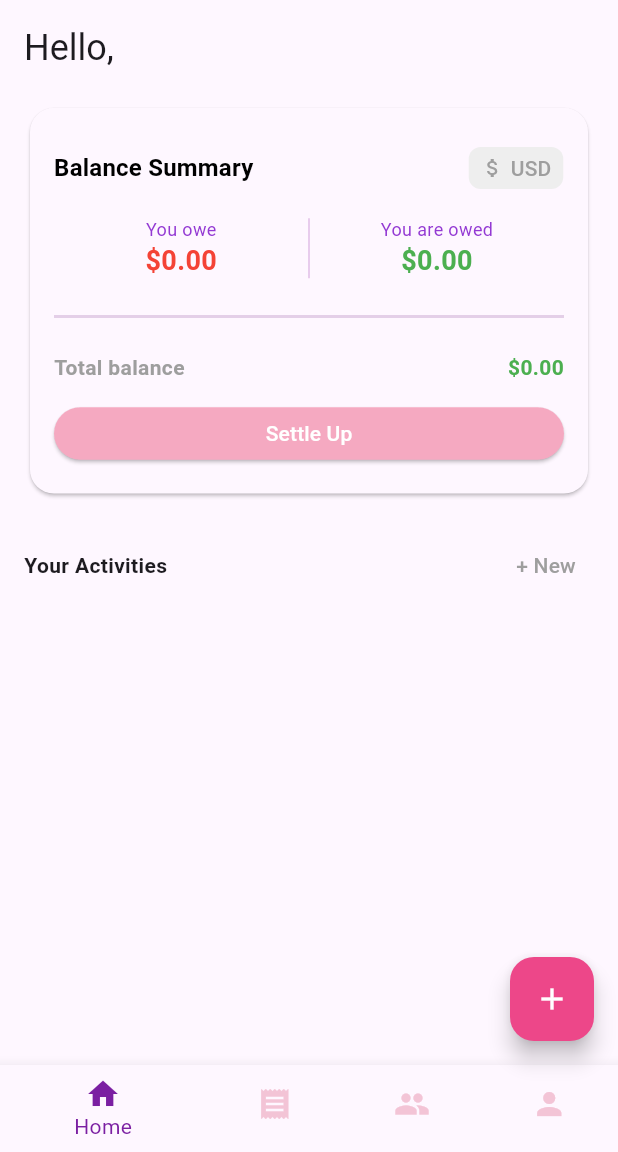
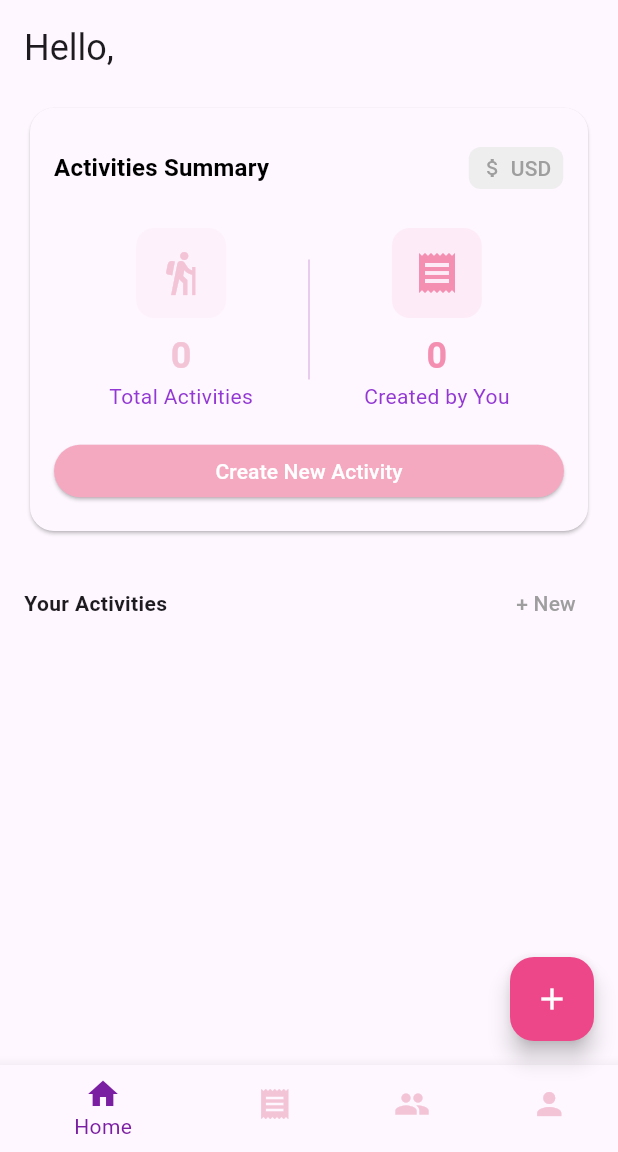
Before and after one commit to wangyt0119/Ka-Ching-flutter-firebase-, a Flutter app: the screen it shows once a user with an empty profile is signed in, on a phone screen of 412 x 824 dp, the part 84-1236 px from its top. Run offline on Flutter 3.47's test engine with Material 3 defaults, Android fonts, the phone set to English and light mode, and no system bars; our stand-ins replace cloud_firestore, cross_file, firebase_auth, firebase_core, firebase_database, fl_chart and 5 more; accounts and stored records are empty; network calls fail.

Commit message:
Change balance summary to activity summary

```diff
--- a/lib/screens/home/user_home.dart
+++ b/lib/screens/home/user_home.dart
@@ -302,7 +302,7 @@ class _UserHomePageState extends State<UserHomePage> {
                     mainAxisAlignment: MainAxisAlignment.spaceBetween,
                     children: [
                       Text(
-                        "Balance Summary",
+                        "Activities Summary",
                         style: Theme.of(
                           context,
                         ).textTheme.titleMedium?.copyWith(
@@ -337,33 +337,47 @@ class _UserHomePageState extends State<UserHomePage> {
                       ),
                     ],
                   ),
-                  const SizedBox(height: 8),
+                  const SizedBox(height: 16),
                   Row(
                     children: [
                       Expanded(
                         child: Column(
                           crossAxisAlignment: CrossAxisAlignment.center,
                           children: [
+                            Container(
+                              width: 60,
+                              height: 60,
+                              decoration: BoxDecoration(
+                                color: AppTheme.primaryColor.withOpacity(0.1),
+                                borderRadius: BorderRadius.circular(12),
+                              ),
+                              child: Icon(
+                                Icons.hiking,
+                                color: AppTheme.primaryColor,
+                                size: 32,
+                              ),
+                            ),
+                            const SizedBox(height: 8),
                             Text(
-                              "You owe",
-                              style: TextStyle(
-                                color: Theme.of(context).colorScheme.secondary,
-                                fontSize: 12,
+                              "${activities.length}",
+                              style: const TextStyle(
+                                fontSize: 24,
+                                fontWeight: FontWeight.bold,
+                                color: AppTheme.primaryColor,
                               ),
                             ),
                             Text(
-                              _formatAmount(youOwe),
-                              style: const TextStyle(
-                                color: Colors.red,
-                                fontSize: 18,
-                                fontWeight: FontWeight.bold,
+                              "Total Activities",
+                              style: TextStyle(
+                                color: Theme.of(context).colorScheme.secondary,
+                                fontSize: 14,
                               ),
                             ),
                           ],
                         ),
                       ),
                       Container(
-                        height: 40,
+                        height: 80,
                         width: 1,
                         color: AppTheme.dividerColor,
                       ),
@@ -371,19 +385,33 @@ class _UserHomePageState extends State<UserHomePage> {
                         child: Column(
                           crossAxisAlignment: CrossAxisAlignment.center,
                           children: [
+                            Container(
+                              width: 60,
+                              height: 60,
+                              decoration: BoxDecoration(
+                                color: AppTheme.accentColor.withOpacity(0.1),
+                                borderRadius: BorderRadius.circular(12),
+                              ),
+                              child: Icon(
+                                Icons.receipt,
+                                color: AppTheme.accentColor,
+                                size: 32,
+                              ),
+                            ),
+                            const SizedBox(height: 8),
                             Text(
-                              "You are owed",
-                              style: TextStyle(
-                                color: Theme.of(context).colorScheme.secondary,
-                                fontSize: 12,
+                              "${activities.where((a) => a['isCreator'] == true).length}",
+                              style: const TextStyle(
+                                fontSize: 24,
+                                fontWeight: FontWeight.bold,
+                                color: AppTheme.accentColor,
                               ),
                             ),
                             Text(
-                              _formatAmount(youAreOwed),
-                              style: const TextStyle(
-                                color: Colors.green,
-                                fontSize: 18,
-                                fontWeight: FontWeight.bold,
+                              "Created by You",
+                              style: TextStyle(
+                                color: Theme.of(context).colorScheme.secondary,
+                                fontSize: 14,
                               ),
                             ),
                           ],
@@ -392,41 +420,21 @@ class _UserHomePageState extends State<UserHomePage> {
                     ],
                   ),
                   const SizedBox(height: 16),
-                  const Divider(
-                    color: Color.fromARGB(255, 228, 207, 232),
-                    thickness: 2,
-                  ),
-                  const SizedBox(height: 16),
-                  Row(
-                    mainAxisAlignment: MainAxisAlignment.spaceBetween,
-                    children: [
-                      const Text(
-                        "Total balance",
-                        style: TextStyle(
-                          fontWeight: FontWeight.bold,
-                          fontSize: 14,
-                          color: Colors.grey,
-                        ),
-                      ),
-                      Text(
-                        _formatAmount(totalBalance),
-                        style: TextStyle(
-                          color: totalBalance >= 0 ? Colors.green : Colors.red,
-                          fontWeight: FontWeight.bold,
-                          fontSize: 14,
-                        ),
-                      ),
-                    ],
-                  ),
-                  const SizedBox(height: 10),
                   ElevatedButton(
                     style: ElevatedButton.styleFrom(
                       backgroundColor: Theme.of(context).primaryColor,
                       foregroundColor: Colors.white,
                       minimumSize: const Size(double.infinity, 35),
                     ),
-                    onPressed: _showSettleUpDialog,
-                    child: const Text("Settle Up"),
+                    onPressed: () {
+                      Navigator.push(
+                        context,
+                        MaterialPageRoute(
+                          builder: (_) => const AddActivityScreen(),
+                        ),
+                      ).then((_) => _loadUserData());
+                    },
+                    child: const Text("Create New Activity"),
                   ),
                 ],
               ),
```
